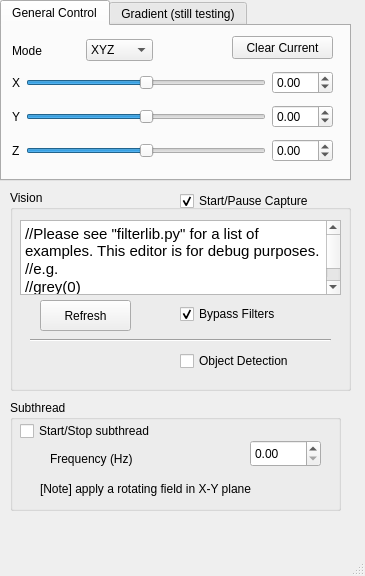
First picture: the form in mainwindow.ui, repository atelier-ritz/CoilSystemPython, before the edit.
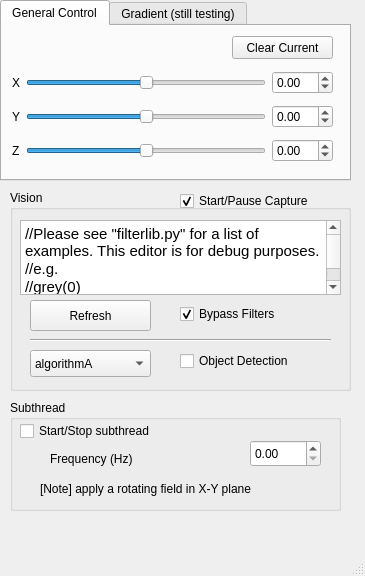
Second picture: the form after the edit.

Commit message: Added working object detection

```diff
--- a/mainwindow.ui
+++ b/mainwindow.ui
@@ -163,34 +163,6 @@
        </item>
       </layout>
      </widget>
-     <widget class="QWidget" name="layoutWidget">
-      <property name="geometry">
-       <rect>
-        <x>10</x>
-        <y>10</y>
-        <width>141</width>
-        <height>29</height>
-       </rect>
-      </property>
-      <layout class="QHBoxLayout" name="horizontalLayout">
-       <item>
-        <widget class="QLabel" name="label">
-         <property name="text">
-          <string>Mode</string>
-         </property>
-        </widget>
-       </item>
-       <item>
-        <widget class="QComboBox" name="comboBox">
-         <item>
-          <property name="text">
-           <string>XYZ</string>
-          </property>
-         </item>
-        </widget>
-       </item>
-      </layout>
-     </widget>
     </widget>
     <widget class="QWidget" name="tab_2">
      <attribute name="title">
@@ -353,9 +325,9 @@
     <widget class="QPushButton" name="btn_refreshFilterRouting">
      <property name="geometry">
       <rect>
-       <x>30</x>
+       <x>20</x>
        <y>110</y>
-       <width>91</width>
+       <width>121</width>
        <height>31</height>
       </rect>
      </property>
@@ -424,6 +396,26 @@
       <bool>false</bool>
      </property>
     </widget>
+    <widget class="QComboBox" name="cbb_objectDetectionAlgorithm">
+     <property name="geometry">
+      <rect>
+       <x>20</x>
+       <y>160</y>
+       <width>121</width>
+       <height>27</height>
+      </rect>
+     </property>
+     <item>
+      <property name="text">
+       <string>algorithmA</string>
+      </property>
+     </item>
+     <item>
+      <property name="text">
+       <string>algorithmB</string>
+      </property>
+     </item>
+    </widget>
    </widget>
    <widget class="QGroupBox" name="groupBox_2">
     <property name="geometry">
```
The commit also changes 5 other files.
